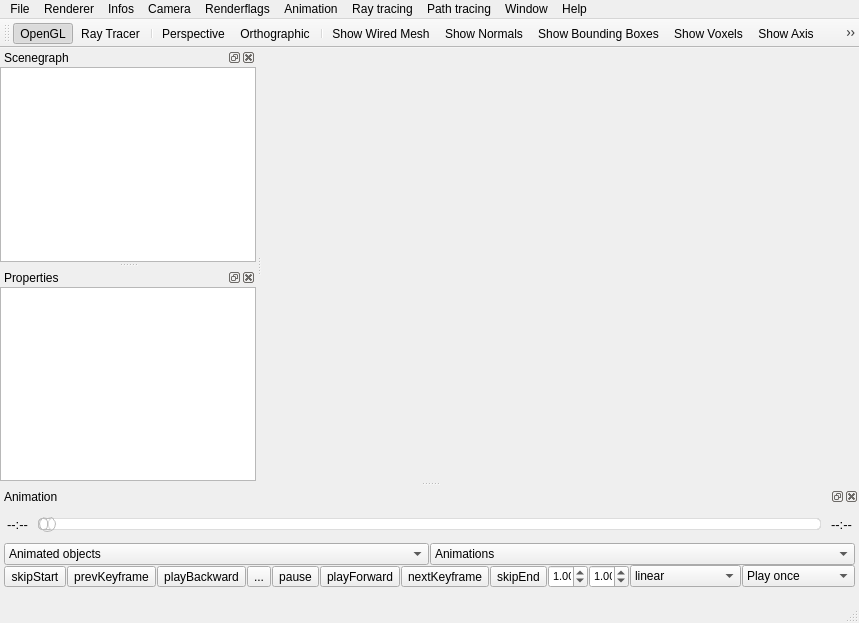
The window that app-Viewer-Qt/qtMainWindow.ui (cpvrlab/SLProject) describes before a commit, drawn with Qt 5.
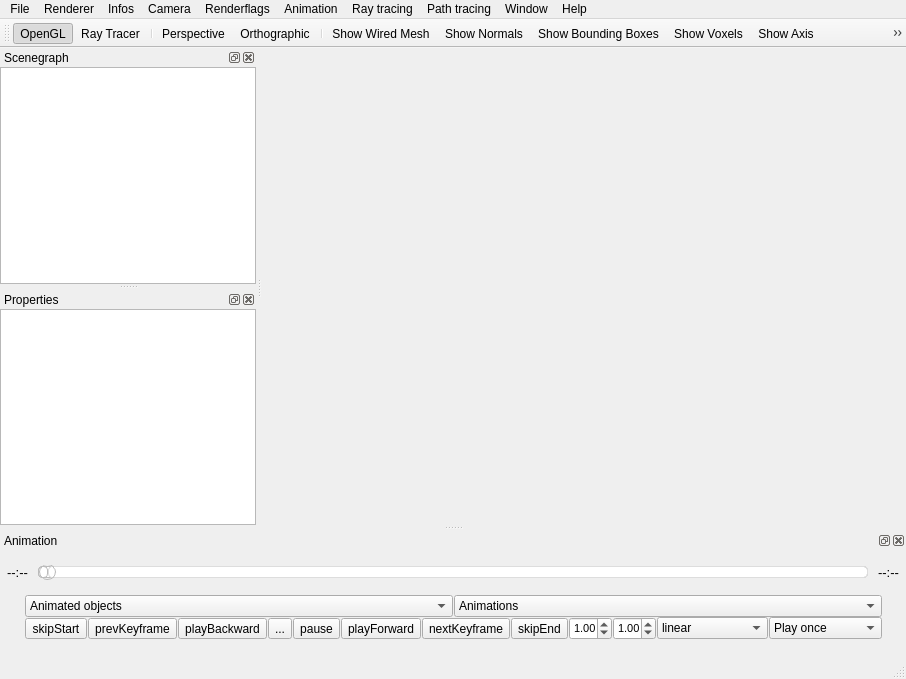
The same window after the commit. Icons and pictures are not drawn. Custom widgets are drawn as their Qt base class.

```diff
--- a/app-Viewer-Qt/qtMainWindow.ui
+++ b/app-Viewer-Qt/qtMainWindow.ui
@@ -6,8 +6,8 @@
    <rect>
     <x>0</x>
     <y>0</y>
-    <width>728</width>
-    <height>623</height>
+    <width>906</width>
+    <height>679</height>
    </rect>
   </property>
   <property name="sizePolicy">
@@ -37,8 +37,8 @@
     <rect>
      <x>0</x>
      <y>0</y>
-     <width>728</width>
-     <height>21</height>
+     <width>906</width>
+     <height>31</height>
     </rect>
    </property>
    <property name="defaultUp">
@@ -299,7 +299,7 @@
    <property name="minimumSize">
     <size>
      <width>160</width>
-     <height>103</height>
+     <height>138</height>
     </size>
    </property>
    <property name="floating">
@@ -431,7 +431,7 @@
    <property name="minimumSize">
     <size>
      <width>160</width>
-     <height>116</height>
+     <height>138</height>
     </size>
    </property>
    <property name="windowTitle">
@@ -524,8 +524,8 @@
    </property>
    <property name="minimumSize">
     <size>
-     <width>614</width>
-     <height>114</height>
+     <width>643</width>
+     <height>126</height>
     </size>
    </property>
    <property name="floating">
```
Left out of the diff: 19 changed lines with no effect on the pictures.
